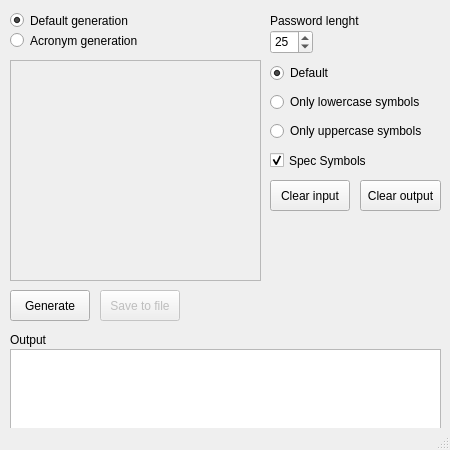
Above: passwordgenerator.ui from dlev4060/passgen before the change. Below: the same form after it.
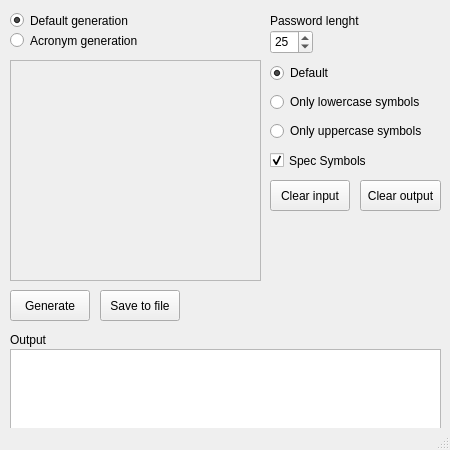
That is the form after the change. Icons and pictures are not drawn.

```diff
--- a/passwordgenerator.ui
+++ b/passwordgenerator.ui
@@ -244,7 +244,7 @@
    </widget>
    <widget class="QPushButton" name="saveToFileBtn">
     <property name="enabled">
-     <bool>false</bool>
+     <bool>true</bool>
     </property>
     <property name="geometry">
      <rect>
```
